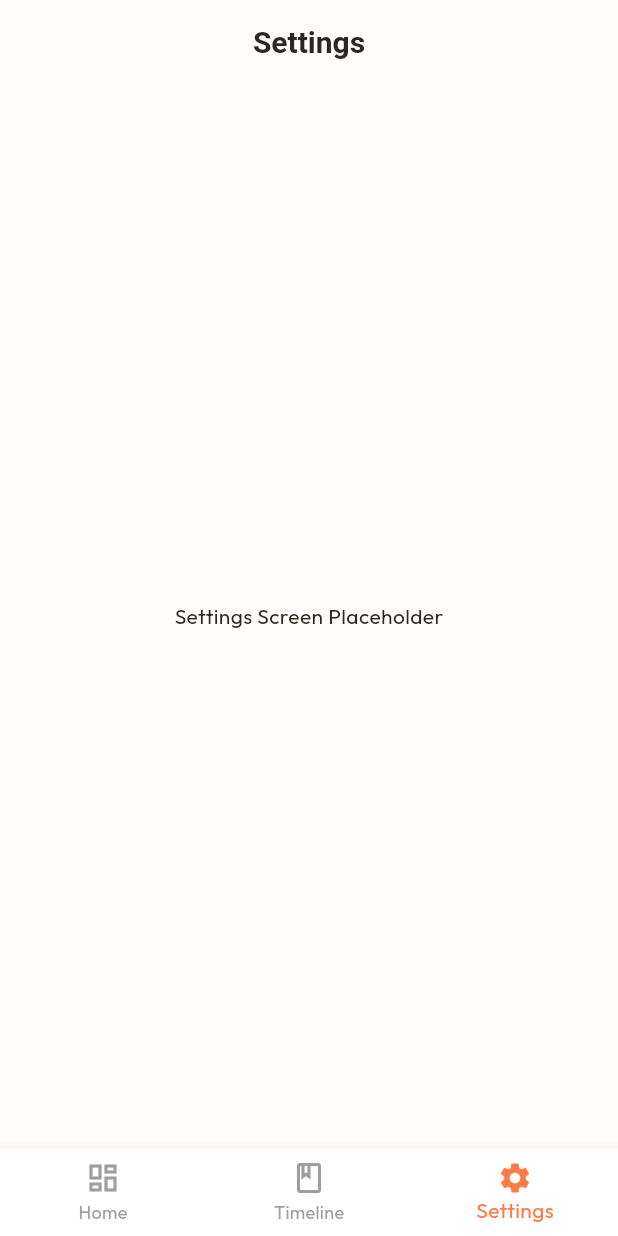
After one commit to snownilight/luluHealthCheckProject, a Flutter app: the screen it shows after launch, item 3 of the bottom bar chosen, on a phone screen of 412 x 824 dp. The commit adds this screen. Run offline on Flutter 3.47's test engine with Material 3 defaults, Android fonts, the phone set to English and light mode, and no system bars; our stand-ins replace flutter_riverpod, google_fonts; missing offline and left inert: stomp_dart_client.

Commit message:
feat(frontend): implement premium warm app theme and responsive layout navigation

```diff
--- a/frontend/lib/main.dart
+++ b/frontend/lib/main.dart
@@ -1,6 +1,7 @@
 import 'package:flutter/material.dart';
 import 'package:flutter_riverpod/flutter_riverpod.dart';
-import 'screens/home_screen.dart';
+import 'screens/main_layout.dart';
+import 'theme/app_theme.dart';
 
 void main() {
   runApp(
@@ -17,11 +18,11 @@ class PetHealthApp extends StatelessWidget {
   Widget build(BuildContext context) {
     return MaterialApp(
       title: 'Pet Health Tracker',
-      theme: ThemeData(
-        colorScheme: ColorScheme.fromSeed(seedColor: Colors.orange),
-        useMaterial3: true,
-      ),
-      home: const HomeScreen(),
+      theme: AppTheme.lightTheme,
+      darkTheme: AppTheme.darkTheme,
+      themeMode: ThemeMode.system, // Automatic Light/Dark Mode based on OS settings
+      home: const MainLayout(),
+      debugShowCheckedModeBanner: false,
     );
   }
 }
--- /dev/null
+++ b/frontend/lib/screens/main_layout.dart
@@ -0,0 +1,115 @@
+import 'package:flutter/material.dart';
+import 'home_screen.dart';
+import 'timeline_screen.dart';
+import 'settings_screen.dart';
+
+class MainLayout extends StatefulWidget {
+  const MainLayout({super.key});
+
+  @override
+  State<MainLayout> createState() => _MainLayoutState();
+}
+
+class _MainLayoutState extends State<MainLayout> {
+  int _selectedIndex = 0;
+
+  final List<Widget> _screens = const [
+    HomeScreen(),
+    TimelineScreen(),
+    SettingsScreen(),
+  ];
+
+  final List<String> _titles = const [
+    'Dashboard',
+    'Care Timeline',
+    'Settings',
+  ];
+
+  @override
+  Widget build(BuildContext context) {
+    // Determine screen width for responsive layout
+    final double screenWidth = MediaQuery.of(context).size.width;
+    final bool isWideScreen = screenWidth > 600;
+
+    return Scaffold(
+      appBar: AppBar(
+        title: Text(_titles[_selectedIndex]),
+        elevation: 0,
+      ),
+      body: Row(
+        children: [
+          // If screen is wide, display a vertical Navigation Rail on the side
+          if (isWideScreen)
+            NavigationRail(
+              selectedIndex: _selectedIndex,
+              onDestinationSelected: (int index) {
+                setState(() {
+                  _selectedIndex = index;
+                });
+              },
+              labelType: NavigationRailLabelType.all,
+              destinations: const [
+                NavigationRailDestination(
+                  icon: Icon(Icons.dashboard_outlined),
+                  selectedIcon: Icon(Icons.dashboard),
+                  label: Text('Home'),
+                ),
+                NavigationRailDestination(
+                  icon: Icon(Icons.book_outlined),
+                  selectedIcon: Icon(Icons.book),
+                  label: Text('Timeline'),
+                ),
+                NavigationRailDestination(
+                  icon: Icon(Icons.settings_outlined),
+                  selectedIcon: Icon(Icons.settings),
+                  label: Text('Settings'),
+                ),
+              ],
+            ),
+
+          // Divider between Nav Rail and Main Screen
+          if (isWideScreen) const VerticalDivider(thickness: 1, width: 1),
+
+          // Main Screen Content
+          Expanded(
+            child: AnimatedSwitcher(
+              duration: const Duration(milliseconds: 300),
+              transitionBuilder: (Widget child, Animation<double> animation) {
+                return FadeTransition(opacity: animation, child: child);
+              },
+              child: _screens[_selectedIndex],
+            ),
+          ),
+        ],
+      ),
+      // If screen is mobile/narrow, display a Bottom Navigation Bar
+      bottomNavigationBar: isWideScreen
+          ? null
+          : BottomNavigationBar(
+              currentIndex: _selectedIndex,
+              onTap: (int index) {
+                setState(() {
+                  _selectedIndex = index;
+                });
+              },
+              items: const [
+                BottomNavigationBarItem(
+                  icon: Icon(Icons.dashboard_outlined),
+                  activeIcon: Icon(Icons.dashboard),
+                  label: 'Home',
+                ),
+                BottomNavigationBarItem(
+                  icon: Icon(Icons.book_outlined),
+                  activeIcon: Icon(Icons.book),
+                  label: 'Timeline',
+                ),
+                BottomNavigationBarItem(
+                  icon: Icon(Icons.settings_outlined),
+                  activeIcon: Icon(Icons.settings),
+                  label: 'Settings',
+                ),
+              ],
+            ),
+    );
+  }
+}
--- /dev/null
+++ b/frontend/lib/screens/settings_screen.dart
@@ -0,0 +1,14 @@
+import 'package:flutter/material.dart';
+
+class SettingsScreen extends StatelessWidget {
+  const SettingsScreen({super.key});
+
+  @override
+  Widget build(BuildContext context) {
+    return const Scaffold(
+      body: Center(
+        child: Text('Settings Screen Placeholder'),
+      ),
+    );
+  }
+}
--- /dev/null
+++ b/frontend/lib/theme/app_theme.dart
@@ -0,0 +1,94 @@
+import 'package:flutter/material.dart';
+import 'package:google_fonts/google_fonts.dart';
+
+class AppTheme {
+  // Light Theme Palette
+  static const Color lightPrimary = Color(0xFFFF7A45);   // Curated Warm Orange
+  static const Color lightSecondary = Color(0xFFFFA940); // Soft Gold/Amber
+  static const Color lightBackground = Color(0xFFFFFDFB); // Cozy Cream Background
+  static const Color lightSurface = Color(0xFFFFFFFF);
+  static const Color lightText = Color(0xFF2D2621);      // Warm Dark Brown/Charcoal
+
+  // Dark Theme Palette
+  static const Color darkPrimary = Color(0xFFFF8E53);
+  static const Color darkSecondary = Color(0xFFFFB356);
+  static const Color darkBackground = Color(0xFF161210);  // Deep Charcoal Warm Brown
+  static const Color darkSurface = Color(0xFF231D1A);
+  static const Color darkText = Color(0xFFF9F6F4);
+
+  static ThemeData get lightTheme {
+    return ThemeData(
+      useMaterial3: true,
+      colorScheme: ColorScheme.fromSeed(
+        seedColor: lightPrimary,
+        primary: lightPrimary,
+        secondary: lightSecondary,
+        background: lightBackground,
+        surface: lightSurface,
+        onBackground: lightText,
+        onSurface: lightText,
+        brightness: Brightness.light,
+      ),
+      textTheme: GoogleFonts.outfitTextTheme(ThemeData.light().textTheme).copyWith(
+        bodyLarge: GoogleFonts.outfit(color: lightText),
+        bodyMedium: GoogleFonts.outfit(color: lightText),
+      ),
+      scaffoldBackgroundColor: lightBackground,
+      appBarTheme: const AppBarTheme(
+        backgroundColor: lightBackground,
+        elevation: 0,
+        centerTitle: true,
+        iconTheme: IconThemeData(color: lightText),
+        titleTextStyle: TextStyle(
+          color: lightText,
+          fontSize: 20,
+          fontWeight: FontWeight.w600,
+        ),
+      ),
+      bottomNavigationBarTheme: const BottomNavigationBarThemeData(
+        backgroundColor: lightSurface,
+        selectedItemColor: lightPrimary,
+        unselectedItemColor: Colors.grey,
+        elevation: 8,
+      ),
+    );
+  }
+
+  static ThemeData get darkTheme {
+    return ThemeData(
+      useMaterial3: true,
+      colorScheme: ColorScheme.fromSeed(
+        seedColor: darkPrimary,
+        primary: darkPrimary,
+        secondary: darkSecondary,
+        background: darkBackground,
+        surface: darkSurface,
+        onBackground: darkText,
+        onSurface: darkText,
+        brightness: Brightness.dark,
+      ),
+      textTheme: GoogleFonts.outfitTextTheme(ThemeData.dark().textTheme).copyWith(
+        bodyLarge: GoogleFonts.outfit(color: darkText),
+        bodyMedium: GoogleFonts.outfit(color: darkText),
+      ),
+      scaffoldBackgroundColor: darkBackground,
+      appBarTheme: const AppBarTheme(
+        backgroundColor: darkBackground,
+        elevation: 0,
+        centerTitle: true,
+        iconTheme: IconThemeData(color: darkText),
+        titleTextStyle: TextStyle(
+          color: darkText,
+          fontSize: 20,
+          fontWeight: FontWeight.w600,
+        ),
+      ),
+      bottomNavigationBarTheme: const BottomNavigationBarThemeData(
+        backgroundColor: darkSurface,
+        selectedItemColor: darkPrimary,
+        unselectedItemColor: Colors.grey,
+        elevation: 8,
+      ),
+    );
+  }
+}
```
Also changed, not shown: 2 other files.
